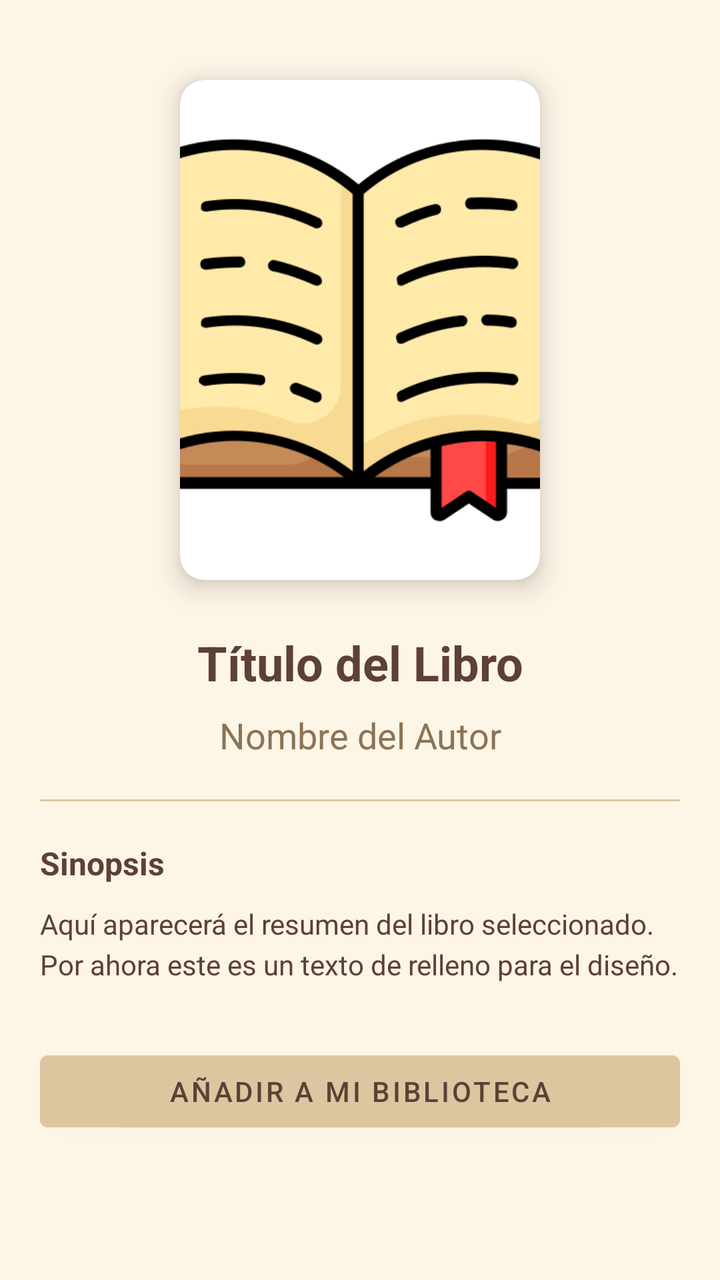
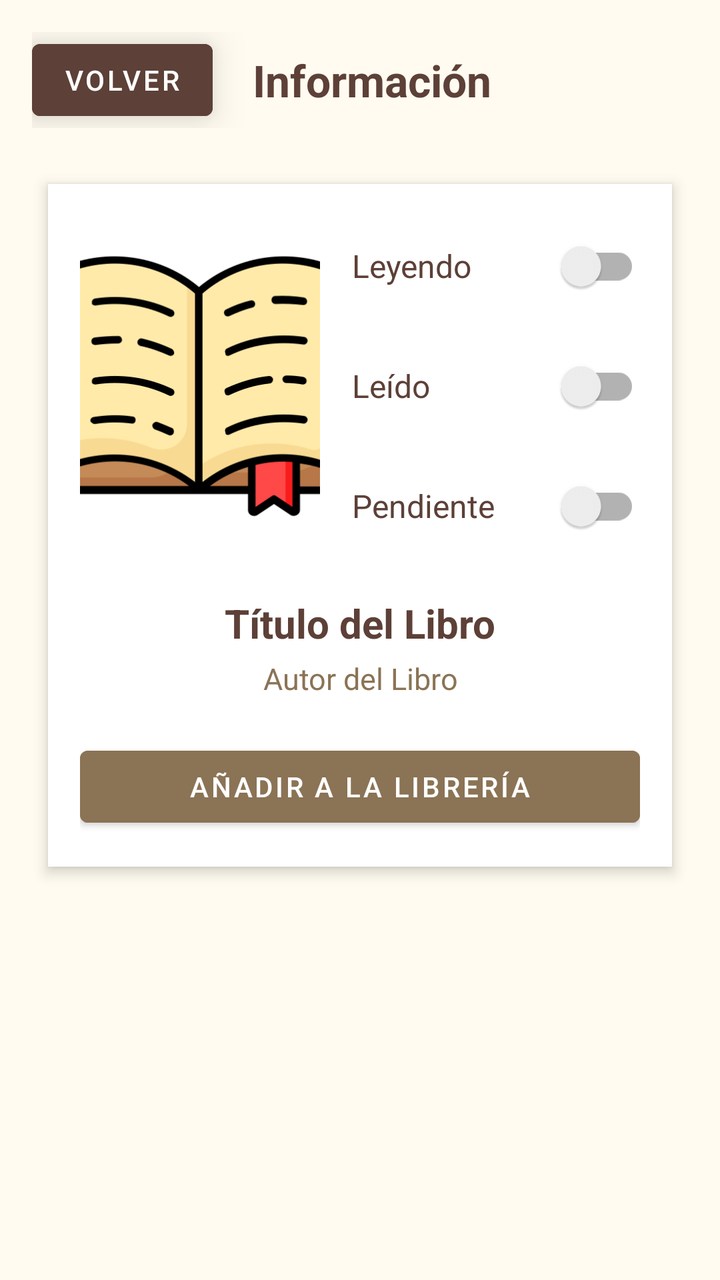

Two renders of the same Android screen: before a commit and after it. Below are the layout's source before the change and the commit's diff.
<!-- AndroidManifest.xml: application theme Theme.TFG_2025 -->
<!-- res/layout/fragment_detalle_libro.xml -->
<?xml version="1.0" encoding="utf-8"?>
<ScrollView
    xmlns:android="http://schemas.android.com/apk/res/android"
    xmlns:app="http://schemas.android.com/apk/res-auto"
    android:layout_width="match_parent"
    android:layout_height="match_parent"
    android:background="#FDF5E6">

    <androidx.constraintlayout.widget.ConstraintLayout
        android:layout_width="match_parent"
        android:layout_height="wrap_content"
        android:padding="20dp">

        <androidx.cardview.widget.CardView
            android:id="@+id/card_portada"
            android:layout_width="180dp"
            android:layout_height="250dp"
            android:layout_marginTop="20dp"
            app:cardCornerRadius="12dp"
            app:cardElevation="8dp"
            app:layout_constraintEnd_toEndOf="parent"
            app:layout_constraintStart_toStartOf="parent"
            app:layout_constraintTop_toTopOf="parent">

            <ImageView
                android:id="@+id/img_detalle_portada"
                android:layout_width="match_parent"
                android:layout_height="match_parent"
                android:scaleType="centerCrop"
                android:src="@drawable/ic_menu_libro" />
        </androidx.cardview.widget.CardView>

        <TextView
            android:id="@+id/tv_detalle_titulo"
            android:layout_width="0dp"
            android:layout_height="wrap_content"
            android:layout_marginTop="25dp"
            android:text="Título del Libro"
            android:textAlignment="center"
            android:textColor="#5D4037"
            android:textSize="24sp"
            android:textStyle="bold"
            app:layout_constraintEnd_toEndOf="parent"
            app:layout_constraintStart_toStartOf="parent"
            app:layout_constraintTop_toBottomOf="@id/card_portada" />

        <TextView
            android:id="@+id/tv_detalle_autor"
            android:layout_width="wrap_content"
            android:layout_height="wrap_content"
            android:layout_marginTop="8dp"
            android:text="Nombre del Autor"
            android:textColor="#8B7355"
            android:textSize="18sp"
            app:layout_constraintEnd_toEndOf="parent"
            app:layout_constraintStart_toStartOf="parent"
            app:layout_constraintTop_toBottomOf="@id/tv_detalle_titulo" />

        <View
            android:id="@+id/divisor"
            android:layout_width="match_parent"
            android:layout_height="1dp"
            android:layout_marginTop="20dp"
            android:background="#DCC6A0"
            app:layout_constraintTop_toBottomOf="@id/tv_detalle_autor" />

        <TextView
            android:id="@+id/tv_label_sinopsis"
            android:layout_width="wrap_content"
            android:layout_height="wrap_content"
            android:layout_marginTop="20dp"
            android:text="Sinopsis"
            android:textColor="#5D4037"
            android:textSize="16sp"
            android:textStyle="bold"
            app:layout_constraintStart_toStartOf="parent"
            app:layout_constraintTop_toBottomOf="@id/divisor" />

        <TextView
            android:id="@+id/tv_detalle_descripcion"
            android:layout_width="0dp"
            android:layout_height="wrap_content"
            android:layout_marginTop="10dp"
            android:lineSpacingExtra="4dp"
            android:text="Aquí aparecerá el resumen del libro seleccionado. Por ahora este es un texto de relleno para el diseño."
            android:textColor="#5D4037"
            app:layout_constraintEnd_toEndOf="parent"
            app:layout_constraintStart_toStartOf="parent"
            app:layout_constraintTop_toBottomOf="@id/tv_label_sinopsis" />

        <Button
            android:id="@+id/btn_añadir_biblioteca"
            android:layout_width="match_parent"
            android:layout_height="wrap_content"
            android:layout_marginTop="30dp"
            android:backgroundTint="#DCC6A0"
            android:text="Añadir a mi biblioteca"
            android:textColor="#5D4037"
            app:layout_constraintTop_toBottomOf="@id/tv_detalle_descripcion" />

    </androidx.constraintlayout.widget.ConstraintLayout>
</ScrollView>
<!-- resources referenced by this layout -->
<resources>
  <!-- drawable ic_menu_libro: png bitmap (drawable, 28499 bytes) -->
  <style name="Theme.TFG_2025" parent="Theme.MaterialComponents.Light.NoActionBar">
          <item name="colorPrimary">@color/boton_primario</item>
          <item name="android:windowBackground">@color/fondo_crema</item>
          <item name="android:statusBarColor">@color/fondo_crema</item>
          <item name="android:windowLightStatusBar">true</item>
      </style>
  <color name="boton_primario">#8D6E63</color>
  <color name="fondo_crema">#F5F5DC</color>
</resources>

<!-- the commit's change to res/layout/fragment_detalle_libro.xml (unified diff, before → after) -->
@@ -1,102 +1,169 @@
 <?xml version="1.0" encoding="utf-8"?>
-<ScrollView
+<LinearLayout
     xmlns:android="http://schemas.android.com/apk/res/android"
-    xmlns:app="http://schemas.android.com/apk/res-auto"
     android:layout_width="match_parent"
     android:layout_height="match_parent"
-    android:background="#FDF5E6">
+    android:orientation="vertical"
+    android:background="#FFFBF0"
+    android:padding="16dp">
 
-    <androidx.constraintlayout.widget.ConstraintLayout
+    <LinearLayout
         android:layout_width="match_parent"
         android:layout_height="wrap_content"
-        android:padding="20dp">
+        android:orientation="horizontal"
+        android:gravity="center_vertical"
+        android:layout_marginBottom="20dp">
 
-        <androidx.cardview.widget.CardView
-            android:id="@+id/card_portada"
-            android:layout_width="180dp"
-            android:layout_height="250dp"
-            android:layout_marginTop="20dp"
-            app:cardCornerRadius="12dp"
-            app:cardElevation="8dp"
-            app:layout_constraintEnd_toEndOf="parent"
-            app:layout_constraintStart_toStartOf="parent"
-            app:layout_constraintTop_toTopOf="parent">
+        <Button
+            android:id="@+id/btn_detalle_atras"
+            android:layout_width="wrap_content"
+            android:layout_height="wrap_content"
+            android:text="Volver"
+            android:backgroundTint="#5D4037"
+            android:textColor="#FFFFFF"
+            android:elevation="10dp"
+            android:translationZ="10dp" />
+
+        <TextView
+            android:layout_width="wrap_content"
+            android:layout_height="wrap_content"
+            android:text="Información"
+            android:textColor="#5D4037"
+            android:textSize="22sp"
+            android:textStyle="bold"
+            android:layout_marginStart="20dp" />
+    </LinearLayout>
+
+    <LinearLayout
+        android:layout_width="match_parent"
+        android:layout_height="wrap_content"
+        android:background="#FFFFFF"
+        android:orientation="vertical"
+        android:padding="16dp"
+        android:elevation="4dp"
+        android:layout_margin="8dp">
+
+        <LinearLayout
+            android:layout_width="match_parent"
+            android:layout_height="wrap_content"
+            android:orientation="horizontal"
+            android:gravity="center_vertical"
+            android:layout_marginBottom="20dp">
 
             <ImageView
                 android:id="@+id/img_detalle_portada"
+                android:layout_width="120dp"
+                android:layout_height="170dp"
+                android:scaleType="centerCrop"
+                android:src="@drawable/ic_menu_libro"
+                android:layout_marginRight="16dp"/>
+
+            <LinearLayout
                 android:layout_width="match_parent"
-                android:layout_height="match_parent"
-                android:scaleType="centerCrop"
-                android:src="@drawable/ic_menu_libro" />
-        </androidx.cardview.widget.CardView>
+                android:layout_height="wrap_content"
+                android:orientation="vertical">
+
+                <LinearLayout
+                    android:layout_width="match_parent"
+                    android:layout_height="wrap_content"
+                    android:orientation="horizontal"
+                    android:gravity="center_vertical"
+                    android:layout_marginBottom="12dp">
+                    <TextView
+                        android:layout_width="0dp"
+                        android:layout_height="wrap_content"
+                        android:layout_weight="1"
+                        android:text="Leyendo"
+                        android:textColor="#5D4037"
+                        android:textSize="16sp" />
+                    <androidx.appcompat.widget.SwitchCompat
+                        android:id="@+id/switch_leyendo"
+                        android:layout_width="wrap_content"
+                        android:layout_height="wrap_content"
+                        android:thumbTint="#5D4037"
+                        android:trackTint="#8B7355" />
+                </LinearLayout>
+
+                <LinearLayout
+                    android:layout_width="match_parent"
+                    android:layout_height="wrap_content"
+                    android:orientation="horizontal"
+                    android:gravity="center_vertical"
+                    android:layout_marginBottom="12dp">
+                    <TextView
+                        android:layout_width="0dp"
+                        android:layout_height="wrap_content"
+                        android:layout_weight="1"
+                        android:text="Leído"
+                        android:textColor="#5D4037"
+                        android:textSize="16sp" />
+                    <androidx.appcompat.widget.SwitchCompat
+                        android:id="@+id/switch_leido"
+                        android:layout_width="wrap_content"
+                        android:layout_height="wrap_content"
+                        android:thumbTint="#5D4037"
+                        android:trackTint="#8B7355" />
+                </LinearLayout>
+
+                <LinearLayout
+                    android:layout_width="match_parent"
+                    android:layout_height="wrap_content"
+                    android:orientation="horizontal"
+                    android:gravity="center_vertical">
+                    <TextView
+                        android:layout_width="0dp"
+                        android:layout_height="wrap_content"
+                        android:layout_weight="1"
+                        android:text="Pendiente"
+                        android:textColor="#5D4037"
+                        android:textSize="16sp" />
+                    <androidx.appcompat.widget.SwitchCompat
+                        android:id="@+id/switch_pendiente"
+                        android:layout_width="wrap_content"
+                        android:layout_height="wrap_content"
+                        android:thumbTint="#5D4037"
+                        android:trackTint="#8B7355" />
+                </LinearLayout>
+            </LinearLayout>
+        </LinearLayout>
 
         <TextView
             android:id="@+id/tv_detalle_titulo"
-            android:layout_width="0dp"
+            android:layout_width="match_parent"
             android:layout_height="wrap_content"
-            android:layout_marginTop="25dp"
-            android:text="Título del Libro"
-            android:textAlignment="center"
             android:textColor="#5D4037"
-            android:textSize="24sp"
+            android:textSize="20sp"
             android:textStyle="bold"
-            app:layout_constraintEnd_toEndOf="parent"
-            app:layout_constraintStart_toStartOf="parent"
-            app:layout_constraintTop_toBottomOf="@id/card_portada" />
+            android:gravity="center"
+            android:layout_marginBottom="4dp"
+            android:text="Título del Libro" />
 
         <TextView
             android:id="@+id/tv_detalle_autor"
-            android:layout_width="wrap_content"
+            android:layout_width="match_parent"
             android:layout_height="wrap_content"
-            android:layout_marginTop="8dp"
-            android:text="Nombre del Autor"
             android:textColor="#8B7355"
-            android:textSize="18sp"
-            app:layout_constraintEnd_toEndOf="parent"
-            app:layout_constraintStart_toStartOf="parent"
-            app:layout_constraintTop_toBottomOf="@id/tv_detalle_titulo" />
-
-        <View
-            android:id="@+id/divisor"
-            android:layout_width="match_parent"
-            android:layout_height="1dp"
-            android:layout_marginTop="20dp"
-            android:background="#DCC6A0"
-            app:layout_constraintTop_toBottomOf="@id/tv_detalle_autor" />
-
-        <TextView
-            android:id="@+id/tv_label_sinopsis"
-            android:layout_width="wrap_content"
-            android:layout_height="wrap_content"
-            android:layout_marginTop="20dp"
-            android:text="Sinopsis"
-            android:textColor="#5D4037"
-            android:textSize="16sp"
-            android:textStyle="bold"
-            app:layout_constraintStart_toStartOf="parent"
-            app:layout_constraintTop_toBottomOf="@id/divisor" />
-
-        <TextView
-            android:id="@+id/tv_detalle_descripcion"
-            android:layout_width="0dp"
-            android:layout_height="wrap_content"
-            android:layout_marginTop="10dp"
-            android:lineSpacingExtra="4dp"
-            android:text="Aquí aparecerá el resumen del libro seleccionado. Por ahora este es un texto de relleno para el diseño."
-            android:textColor="#5D4037"
-            app:layout_constraintEnd_toEndOf="parent"
-            app:layout_constraintStart_toStartOf="parent"
-            app:layout_constraintTop_toBottomOf="@id/tv_label_sinopsis" />
+            android:textSize="15sp"
+            android:gravity="center"
+            android:layout_marginBottom="20dp"
+            android:text="Autor del Libro" />
 
         <Button
             android:id="@+id/btn_añadir_biblioteca"
             android:layout_width="match_parent"
             android:layout_height="wrap_content"
-            android:layout_marginTop="30dp"
-            android:backgroundTint="#DCC6A0"
-            android:text="Añadir a mi biblioteca"
-            android:textColor="#5D4037"
-            app:layout_constraintTop_toBottomOf="@id/tv_detalle_descripcion" />
+            android:backgroundTint="#8B7355"
+            android:textColor="#FFFFFF"
+            android:text="Añadir a la librería" />
 
-    </androidx.constraintlayout.widget.ConstraintLayout>
-</ScrollView>
+        <Button
+            android:id="@+id/btn_eliminar_biblioteca"
+            android:layout_width="match_parent"
+            android:layout_height="wrap_content"
+            android:backgroundTint="#E57373"
+            android:textColor="#FFFFFF"
+            android:text="Eliminar de la biblioteca"
+            android:visibility="gone" />
+    </LinearLayout>
+
+</LinearLayout>
